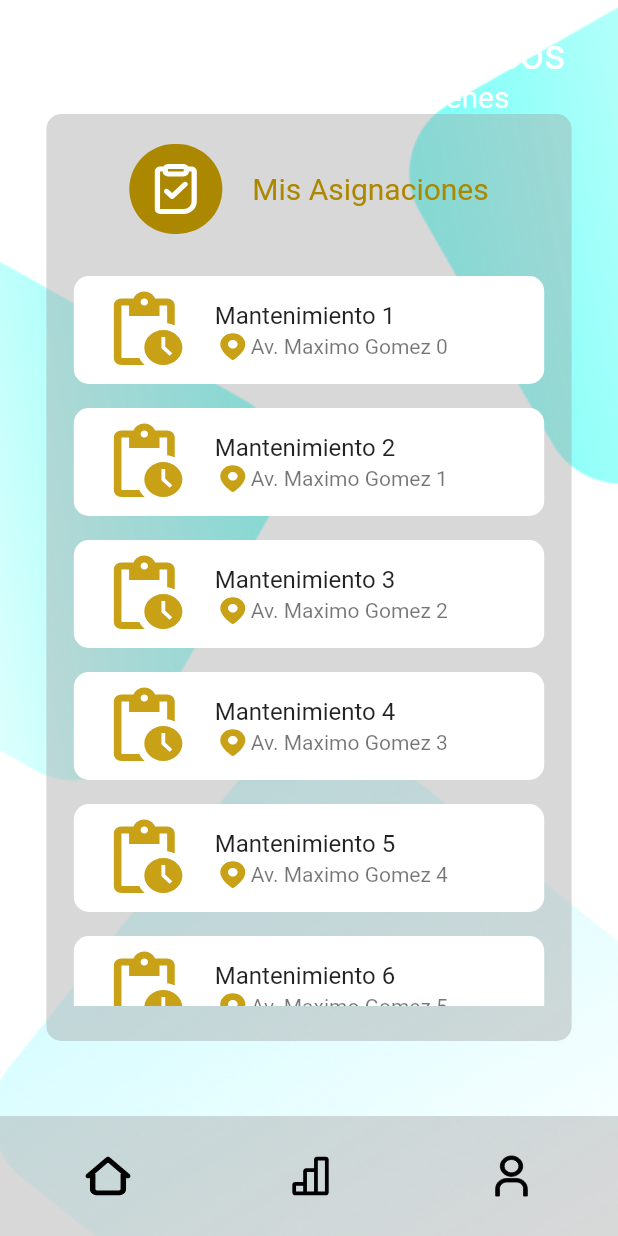
After one commit to RonyPony/roke_mobileApp, a Flutter app: the HomeScreen screen opened by its route, after a tap on "ASIGNACIONES", on a phone screen of 412 x 824 dp. The commit adds this screen. Run offline on Flutter 3.47's test engine with Material 2 defaults, Android fonts, the light colour scheme and no system bars; our stand-ins replace flutter_svg.

Commit message:
adding assigment detaisl list screen

```diff
--- a/lib/routes/routes.dart
+++ b/lib/routes/routes.dart
@@ -1,4 +1,5 @@
 import 'package:flutter/cupertino.dart';
+import 'package:rokeapp/screen/asigmentsDetails/assigmentsDetails.screen.dart';
 import 'package:rokeapp/screen/forgottenPassword/forgottenPassword.screen.dart';
 import 'package:rokeapp/screen/home/home.screen.dart';
 import 'package:rokeapp/screen/landing/landing.screen.dart';
@@ -11,5 +12,7 @@ Map<String, WidgetBuilder> getApplicationRoutes() {
     ForgotenPasswordScreen.routeName: (BuildContext context) =>
         const ForgotenPasswordScreen(),
     HomeScreen.routeName: (BuildContext context) => const HomeScreen(),
+    AssigmentDetails.routeName: (BuildContext context) =>
+        const AssigmentDetails(),
   };
 }
--- /dev/null
+++ b/lib/screen/asigmentsDetails/assigmentsDetails.screen.dart
@@ -0,0 +1,127 @@
+import 'package:flutter/material.dart';
+import 'package:flutter_svg/svg.dart';
+import 'package:rokeapp/widgets/bottomMenu.widget.dart';
+
+class AssigmentDetails extends StatelessWidget {
+  const AssigmentDetails({super.key});
+  static String routeName = "/AssigmentDetails";
+  @override
+  Widget build(BuildContext context) {
+    return Stack(children: [
+      Image.asset(
+        "assets/background1.png",
+        height: MediaQuery.of(context).size.height,
+        width: MediaQuery.of(context).size.width,
+        fit: BoxFit.cover,
+      ),
+      Scaffold(
+        backgroundColor: Colors.transparent,
+        bottomNavigationBar: _buildBottomMenu(context),
+        body: SafeArea(
+          child: Column(
+            children: [_buildHeaderTitle(), _buildPane(context)],
+          ),
+        ),
+      )
+    ]);
+  }
+
+  _buildHeaderTitle() {
+    return Padding(
+      padding: const EdgeInsets.only(top: 20, left: 20),
+      child: Column(
+        children: [
+          Row(
+            children: [
+              Text(
+                "Bienvenido de vuelta Marcos",
+                style: TextStyle(color: Colors.white, fontSize: 28),
+              ),
+            ],
+          ),
+          Row(
+            children: [
+              Text(
+                "Aqui estamos, listos y a tus ordenes",
+                style: TextStyle(color: Colors.white, fontSize: 20),
+              ),
+            ],
+          ),
+        ],
+      ),
+    );
+  }
+
+  _buildBottomMenu(BuildContext context) {
+    return BottomMenu();
+  }
+
+  _buildPane(BuildContext context) {
+    return Container(
+      height: MediaQuery.sizeOf(context).height * .75,
+      width: MediaQuery.sizeOf(context).width * .85,
+      decoration: BoxDecoration(
+          color: Colors.grey.withOpacity(.4),
+          borderRadius: BorderRadius.circular(10)),
+      child: Column(
+        children: [
+          Padding(
+            padding: const EdgeInsets.only(top: 20),
+            child: Row(
+              mainAxisAlignment: MainAxisAlignment.center,
+              children: [
+                Container(
+                  padding: EdgeInsets.all(10),
+                  decoration: BoxDecoration(
+                      color: Color(0xffAC8700),
+                      borderRadius: BorderRadius.circular(50)),
+                  child: SvgPicture.asset('assets/task.svg'),
+                ),
+                SizedBox(
+                  width: 20,
+                ),
+                Text(
+                  "Mis Asignaciones",
+                  style: TextStyle(fontSize: 20, color: Color(0xffAC8700)),
+                )
+              ],
+            ),
+          ),
+          SizedBox(
+            height: 20,
+          ),
+          _buildList(context)
+        ],
+      ),
+    );
+  }
+
+  _buildList(BuildContext context) {
+    return Container(
+      height: MediaQuery.sizeOf(context).height * .6,
+      width: MediaQuery.sizeOf(context).width * .80,
+      child: ListView.builder(
+        itemCount: 4000,
+        itemBuilder: (context, index) {
+          return Padding(
+            padding: const EdgeInsets.all(8.0),
+            child: Container(
+              decoration: BoxDecoration(
+                  color: Colors.white, borderRadius: BorderRadius.circular(10)),
+              child: ListTile(
+                leading: SvgPicture.asset('assets/pendingtask.svg'),
+                subtitle: Row(
+                  children: [
+                    SvgPicture.asset('assets/location.svg'),
+                    Text("Av. Maximo Gomez " + index.toString()),
+                  ],
+                ),
+                title: Text("Mantenimiento " + (index + 1).toString()),
+              ),
+            ),
+          );
+        },
+      ),
+    );
+  }
+}
--- a/lib/screen/home/home.screen.dart
+++ b/lib/screen/home/home.screen.dart
@@ -1,5 +1,6 @@
 import 'package:flutter/material.dart';
 import 'package:flutter_svg/svg.dart';
+import 'package:rokeapp/screen/asigmentsDetails/assigmentsDetails.screen.dart';
 import 'package:rokeapp/widgets/bottomMenu.widget.dart';
 
 class HomeScreen extends StatelessWidget {
@@ -22,7 +23,7 @@ class HomeScreen extends StatelessWidget {
             children: [
               _buildHeaderTitle(),
               _buildKPIs(context),
-              _buildOptions(),
+              _buildOptions(context),
             ],
           ),
         ),
@@ -132,7 +133,7 @@ class HomeScreen extends StatelessWidget {
     );
   }
 
-  _buildOptions() {
+  _buildOptions(BuildContext context) {
     return Padding(
       padding: const EdgeInsets.only(top: 20),
       child: Container(
@@ -142,8 +143,13 @@ class HomeScreen extends StatelessWidget {
             Row(
               mainAxisAlignment: MainAxisAlignment.center,
               children: [
-                _buildAnOption("asignaciones",
-                    SvgPicture.asset('assets/task.svg'), Color(0xffAC8700)),
+                GestureDetector(
+                  onTap: () {
+                    Navigator.of(context).pushNamed(AssigmentDetails.routeName);
+                  },
+                  child: _buildAnOption("asignaciones",
+                      SvgPicture.asset('assets/task.svg'), Color(0xffAC8700)),
+                ),
                 _buildAnOption("completadas",
                     SvgPicture.asset('assets/done.svg'), Color(0xff0E6500))
               ],
--- a/lib/widgets/bottomMenu.widget.dart
+++ b/lib/widgets/bottomMenu.widget.dart
@@ -1,5 +1,6 @@
 import 'package:flutter/material.dart';
 import 'package:flutter_svg/svg.dart';
+import 'package:rokeapp/screen/home/home.screen.dart';
 
 class BottomMenu extends StatelessWidget {
   const BottomMenu({super.key});
@@ -12,7 +13,12 @@ class BottomMenu extends StatelessWidget {
       child: Row(
         mainAxisAlignment: MainAxisAlignment.center,
         children: [
-          SvgPicture.asset('assets/home.svg'),
+          GestureDetector(
+              onTap: () {
+                Navigator.of(context).pushNamedAndRemoveUntil(
+                    HomeScreen.routeName, (route) => false);
+              },
+              child: SvgPicture.asset('assets/home.svg')),
           SizedBox(
             width: MediaQuery.sizeOf(context).width / 4,
           ),
```
